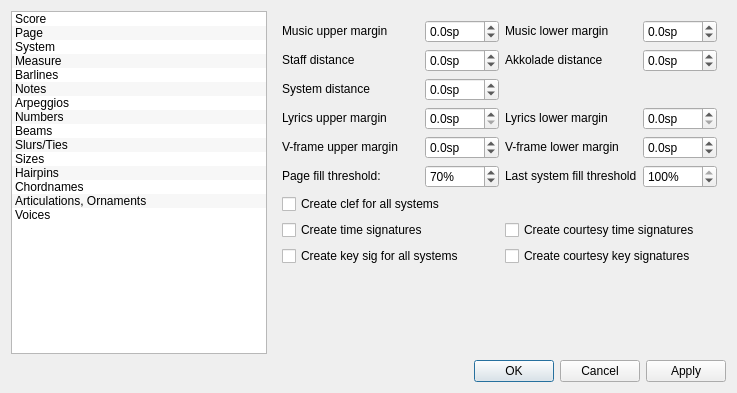
Before: the Qt Designer form mscore/mscore/editstyle.ui in musescore/musescore-old, drawn with Qt 5.
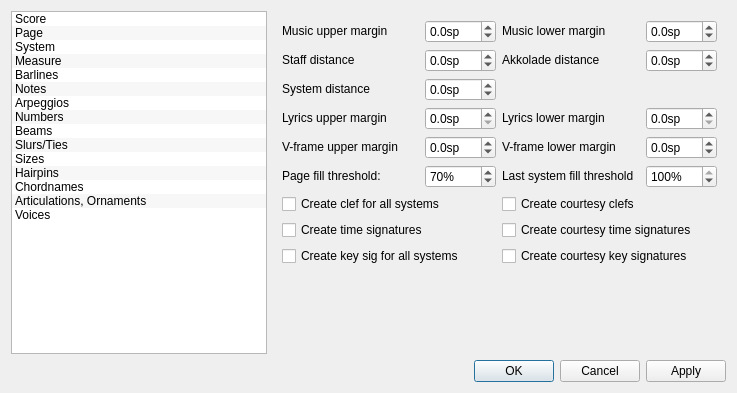
After: the same form once the commit is applied. The open tabs and pages were chosen to show the change. Icons and pictures are not drawn.

```diff
--- a/mscore/mscore/editstyle.ui
+++ b/mscore/mscore/editstyle.ui
@@ -607,7 +607,7 @@
          </property>
         </widget>
        </item>
-       <item row="10" column="0">
+       <item row="11" column="0">
         <spacer>
          <property name="orientation">
           <enum>Qt::Vertical</enum>
@@ -669,6 +669,13 @@
          </property>
         </widget>
        </item>
+       <item row="7" column="2">
+        <widget class="QCheckBox" name="genCourtesyClef">
+         <property name="text">
+          <string>Create courtesy clefs</string>
+         </property>
+        </widget>
+       </item>
       </layout>
      </widget>
      <widget class="QWidget" name="Seite_8">
```
